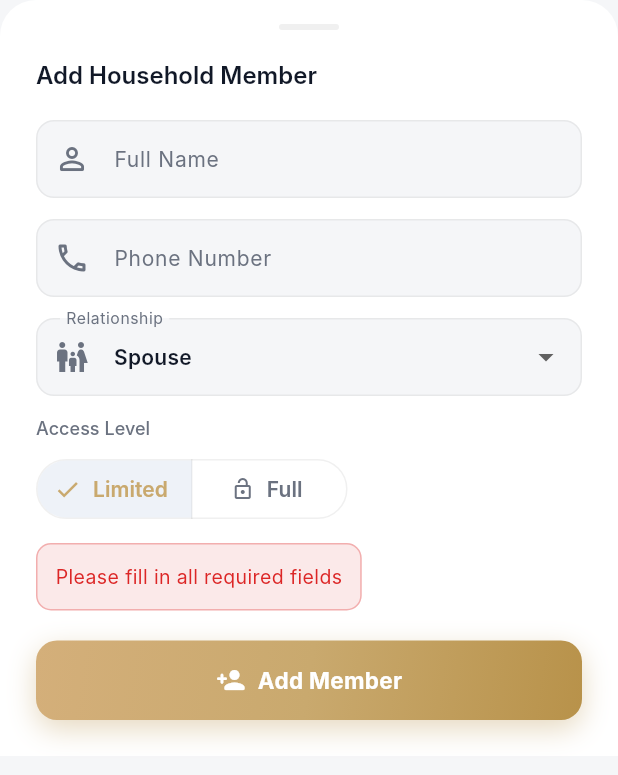
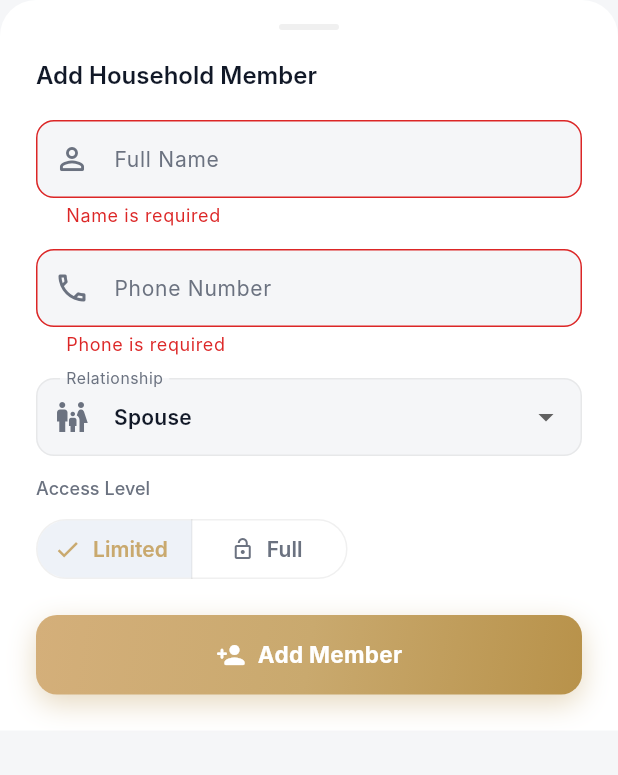
Before and after one commit to daedmaet187/al-safa-residence, a Flutter app: the AddMemberSheet widget shown alone on an empty page, opened directly, after a tap on "Add Member", on a phone screen of 412 x 824 dp. Shown: the top 775 px of the screen. Run offline on Flutter 3.47's test engine with Material 3 defaults, Android fonts, the phone set to English and light mode, and no system bars; our stand-ins replace dio, flutter_animate, flutter_riverpod, flutter_secure_storage, go_router, image_picker and 4 more; missing offline and left inert: mobile_scanner; accounts and stored records are empty; network calls fail; Roboto replaces fonts that are missing (Inter).

Commit message:
fix(household): add phone number validation to household member creation
Backend DTO now rejects phones that don't match /^\+?\d{10,15}$/ with a
clear 400 error message. Mobile add-member form now uses TextFormField
with a matching regex validator that fires before the API call.

Co-Authored-By: Claude Sonnet 4.6 <noreply@anthropic.com>

```diff
--- a/mobile/lib/features/profile/household_members/add_member_sheet.dart
+++ b/mobile/lib/features/profile/household_members/add_member_sheet.dart
@@ -22,12 +22,15 @@ class AddMemberSheet extends ConsumerStatefulWidget {
 }
 
 class _AddMemberSheetState extends ConsumerState<AddMemberSheet> {
+  final _formKey = GlobalKey<FormState>();
   final _nameCtrl = TextEditingController();
   final _phoneCtrl = TextEditingController();
   String _relationship = _relationships.first;
   HouseholdAccess _accessLevel = HouseholdAccess.limited;
   bool _isLoading = false;
   String? _error;
+
+  static final _phoneRegex = RegExp(r'^\+?\d{10,15}$');
 
   @override
   void dispose() {
@@ -37,13 +40,10 @@ class _AddMemberSheetState extends ConsumerState<AddMemberSheet> {
   }
 
   Future<void> _submit() async {
+    if (!_formKey.currentState!.validate()) return;
+
     final name = _nameCtrl.text.trim();
     final phone = _phoneCtrl.text.trim();
-
-    if (name.isEmpty || phone.isEmpty) {
-      setState(() => _error = 'Please fill in all required fields');
-      return;
-    }
 
     setState(() { _isLoading = true; _error = null; });
     try {
@@ -91,23 +91,42 @@ class _AddMemberSheetState extends ConsumerState<AddMemberSheet> {
               style: Theme.of(context).textTheme.titleLarge),
           const SizedBox(height: 20),
 
-          TextField(
+          Form(
+            key: _formKey,
+            child: Column(
+              children: [
+                TextFormField(
                   controller: _nameCtrl,
                   decoration: const InputDecoration(
                     labelText: 'Full Name',
                     prefixIcon: Icon(Icons.person_outline_rounded),
                   ),
                   textCapitalization: TextCapitalization.words,
+                  validator: (v) {
+                    if (v == null || v.trim().isEmpty) return 'Name is required';
+                    if (v.trim().length < 2) return 'Enter a valid name';
+                    return null;
+                  },
                 ),
                 const SizedBox(height: 14),
-
-          TextField(
+                TextFormField(
                   controller: _phoneCtrl,
                   decoration: const InputDecoration(
                     labelText: 'Phone Number',
+                    hintText: '+964 750 123 4567',
                     prefixIcon: Icon(Icons.phone_outlined),
                   ),
                   keyboardType: TextInputType.phone,
+                  validator: (v) {
+                    if (v == null || v.trim().isEmpty) return 'Phone is required';
+                    if (!_phoneRegex.hasMatch(v.trim())) {
+                      return 'Enter a valid phone number (10–15 digits)';
+                    }
+                    return null;
+                  },
+                ),
+              ],
+            ),
           ),
           const SizedBox(height: 14),
 
```
Also changed, not shown: 1 other file. Lines whose indentation alone changed are shown as unchanged.
